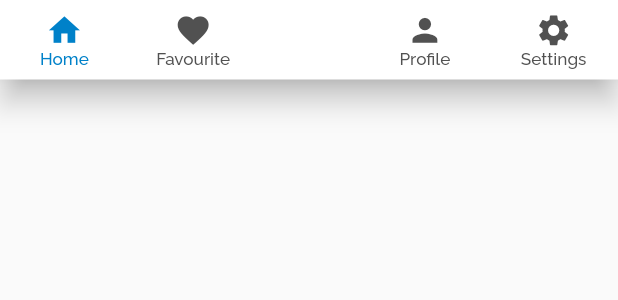
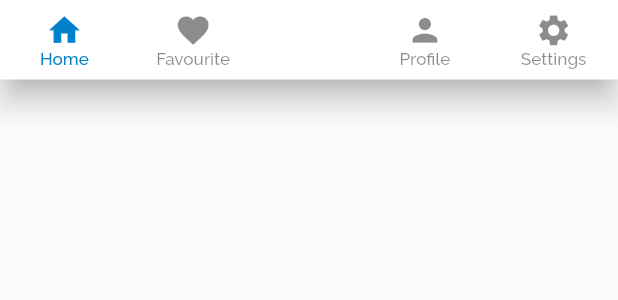
Before and after one commit to hassanbahaa/hamzawy-store-app, a Flutter app: the CustomBottomNavBarHome widget shown alone on an empty page, opened directly, on a phone screen of 412 x 824 dp. Shown: the top 300 px of the screen. Run offline on Flutter 3.47's test engine with Material 2 defaults, Android fonts, the phone set to English and light mode, and no system bars; our stand-ins replace dartz, device_preview, firebase_core, firebase_messaging, flutter_otp_text_field, flutter_screenutil and 4 more; accounts and stored records are empty; project files that could hold a hidden picture were left out.

Commit message:
home screen UI bottom nav bar

```diff
--- a/lib/controller/homescreencontroller.dart
+++ b/lib/controller/homescreencontroller.dart
@@ -4,7 +4,7 @@ import 'package:hamzawy_store/view/screen/homepage.dart';
 
 abstract class HomeScreenController extends GetxController {
 
-  changePage(int currentpage);
+  changePage(int i);
 
 
 
@@ -17,7 +17,7 @@ class HomeScreenControllerImp extends HomeScreenController{
   int currentpage = 0;
 
   List<Widget> listPage = [
-  const HomeBody.HomePage(),
+  const HomeBody(),
     Center(child: Text("Hello page 2"),),
     Center(child: Text("Hello page 3"),),
     Center(child: Text("Hello page 4"),),
@@ -44,7 +44,6 @@ class HomeScreenControllerImp extends HomeScreenController{
 
     currentpage = i;
     update();
-    print("current int is $currentpage");
 
   }
 }
--- a/lib/routes.dart
+++ b/lib/routes.dart
@@ -1,8 +1,6 @@
-import 'package:flutter/material.dart';
 import 'package:get/get_navigation/src/routes/get_route.dart';
 import 'package:hamzawy_store/core/constant/routes_names.dart';
 import 'package:hamzawy_store/core/middleware/middleware.dart';
-import 'package:hamzawy_store/test_view.dart';
 import 'package:hamzawy_store/view/screen/auth/forget_password/forget_password.dart';
 import 'package:hamzawy_store/view/screen/auth/forget_password/reset_password.dart';
 import 'package:hamzawy_store/view/screen/auth/forget_password/verify_code.dart';
@@ -11,7 +9,6 @@ import 'package:hamzawy_store/view/screen/auth/sign_up/signup.dart';
 import 'package:hamzawy_store/view/screen/auth/forget_password/success_reset.dart';
 import 'package:hamzawy_store/view/screen/auth/sign_up/signup_verify_code.dart';
 import 'package:hamzawy_store/view/screen/auth/sign_up/success_signup.dart';
-import 'package:hamzawy_store/view/screen/homepage.dart';
 import 'package:hamzawy_store/view/screen/homescreen.dart';
 import 'package:hamzawy_store/view/screen/introduction/language.dart';
 import 'package:hamzawy_store/view/screen/introduction/onboarding.dart';
--- a/lib/view/widget/home/custombottomnavbarHome.dart
+++ b/lib/view/widget/home/custombottomnavbarHome.dart
@@ -1,6 +1,5 @@
 import 'package:flutter/material.dart';
 import 'package:get/get.dart';
-
 import '../../../controller/homescreencontroller.dart';
 import 'custombottomnavitem.dart';
 
@@ -11,8 +10,8 @@ class CustomBottomNavBarHome extends StatelessWidget {
   Widget build(BuildContext context) {
     return GetBuilder<HomeScreenControllerImp>(builder: (controller){
       return BottomAppBar(
-        padding: EdgeInsets.symmetric(vertical: 2.5),
-        shape: CircularNotchedRectangle(),
+        padding: const EdgeInsets.symmetric(vertical: 2.5),
+        shape: const CircularNotchedRectangle(),
         notchMargin: 5,
         child: Row(
           children: [
--- a/lib/view/widget/home/custombottomnavitem.dart
+++ b/lib/view/widget/home/custombottomnavitem.dart
@@ -26,21 +26,21 @@ class CustomNavBarItem extends StatelessWidget {
         borderRadius: BorderRadius.circular(Dimensions.width20)
       ),
       child: MaterialButton(
-        padding: EdgeInsets.symmetric(horizontal: 10),
+        padding: const EdgeInsets.symmetric(horizontal: 10),
         onPressed: onPressed,
         child: Column(
           mainAxisSize: MainAxisSize.min,
           children: [
             Icon(
               icon,
-              color: active == true ? AppColor.primaryColor : AppColor.gery,
+              color: active == true ? AppColor.primaryColor : Colors.black45,
               size: Dimensions.fontSize20 + 2,
             ),
             Text(
               text,
               style: TextStyle(
                 fontSize: Dimensions.fontSize10,
-                color: active == true ? AppColor.primaryColor : AppColor.gery,
+                color: active == true ? AppColor.primaryColor : Colors.black45,
               ),
             )
           ],
--- a/lib/view/widget/home/customproductslidehome.dart
+++ b/lib/view/widget/home/customproductslidehome.dart
@@ -11,7 +11,7 @@ class CustomProductSlide extends GetView<HomeControllerImp> {
   @override
   Widget build(BuildContext context) {
     return   Container(
-      height: Dimensions.height200,
+      height: Dimensions.height120-10,
       child: ListView.builder(
           itemCount: controller.items.length,
           scrollDirection: Axis.horizontal,
```
Also changed, not shown: lib/view/screen/homepage.dart (+16 -5 lines), lib/view/screen/homescreen.dart (+3 -47 lines), lib/view/widget/home/customcarthome.dart (+4 -5 lines).
